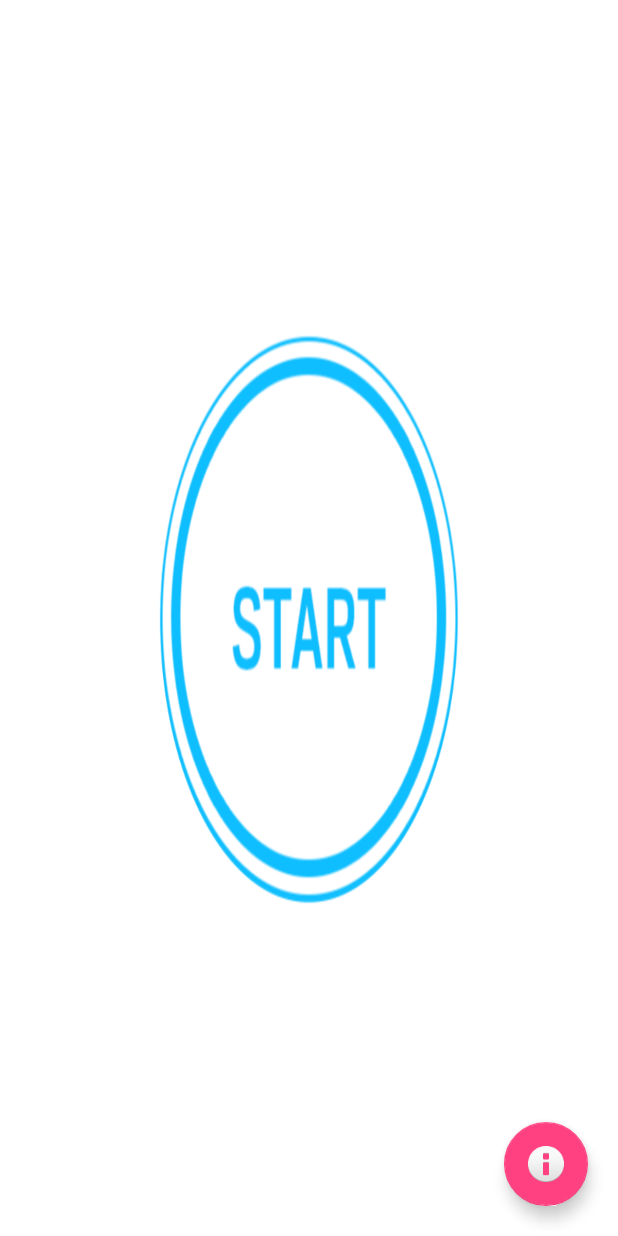
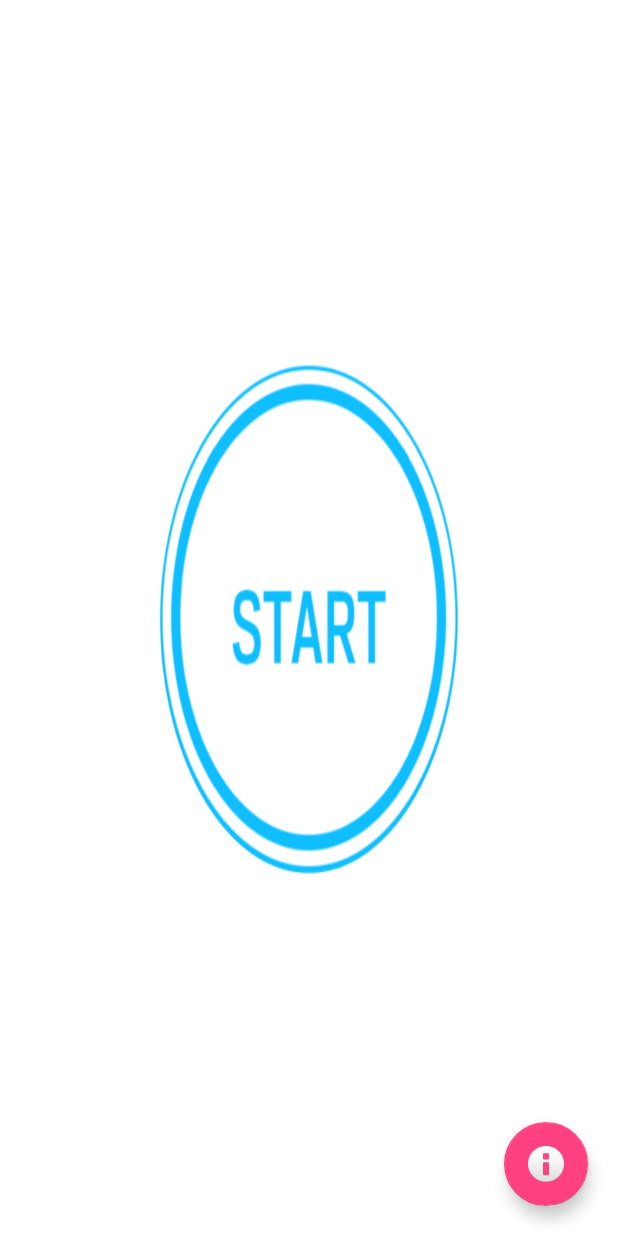
Before and after one commit to jrsilva24/SafetyTracker, an Android app: the screen it shows after launch (Home), on a phone screen of 412 x 824 dp. Run offline under Robolectric (Android 15) with nearby library versions, the phone set to English and light mode, and no system bars.

Commit message:
change margins

```diff
--- a/app/src/main/res/layout/activity_home.xml
+++ b/app/src/main/res/layout/activity_home.xml
@@ -22,8 +22,8 @@
         android:id="@+id/imageView"
         android:background="@drawable/run_animation"
         android:layout_alignBottom="@+id/imageButton"
-        android:layout_marginTop="120dp"
-        android:layout_marginBottom="120dp"
+        android:layout_marginTop="150dp"
+        android:layout_marginBottom="150dp"
         android:layout_alignParentRight="true"
         android:layout_alignParentEnd="true"
         android:layout_alignParentLeft="true"
```
